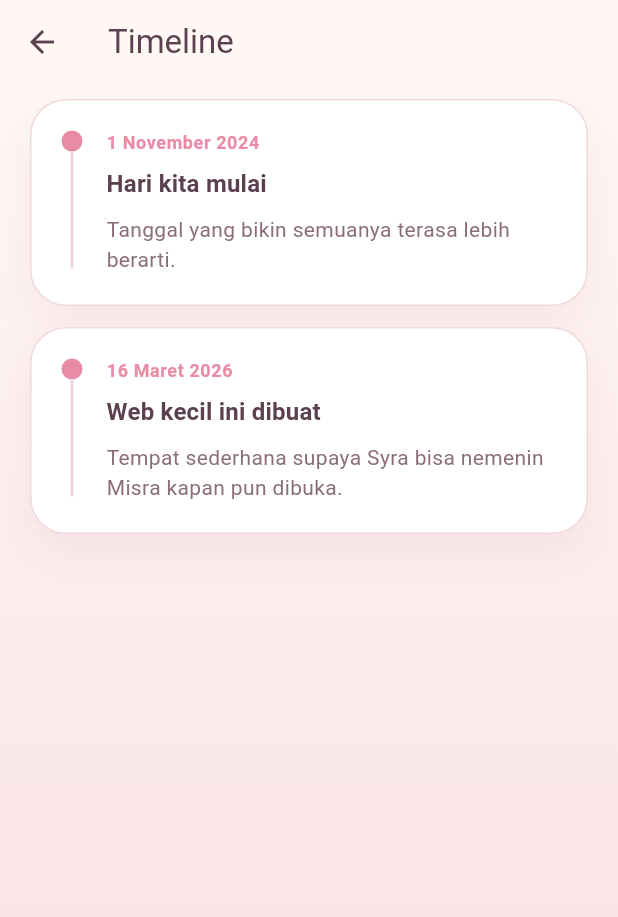
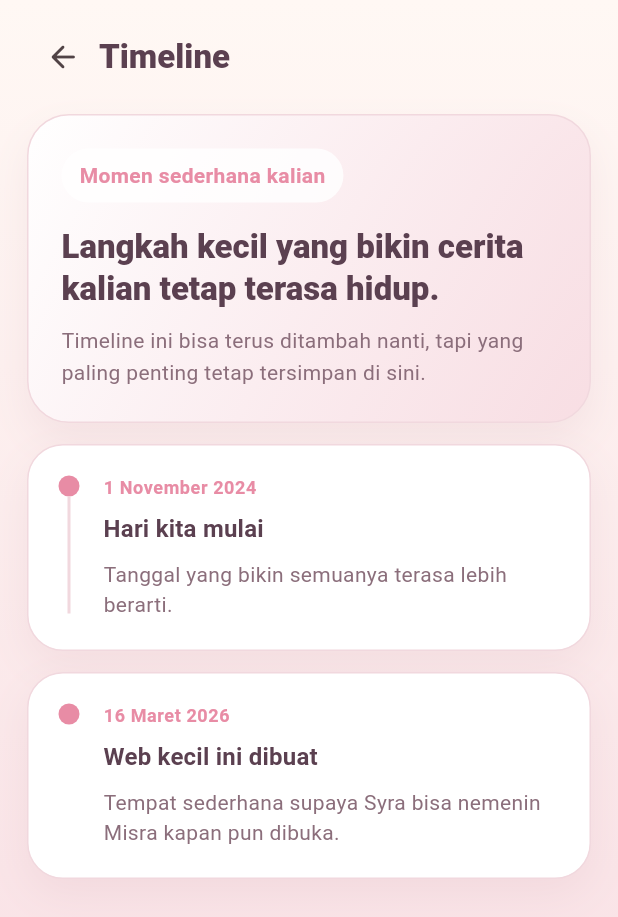
Before and after one commit to Sarif-rex/formisra, a Flutter app: the TimelinePage screen opened by its route, on a phone screen of 412 x 824 dp. Shown: the top 917 px of the screen. Run offline on Flutter 3.47's test engine with Material 3 defaults, Android fonts, the phone set to English and light mode, and no system bars; our stand-ins replace shared_preferences; accounts and stored records are empty.

Commit message:
Polish love counter and timeline pages

```diff
--- a/lib/pages/timeline_page.dart
+++ b/lib/pages/timeline_page.dart
@@ -14,14 +14,101 @@ class TimelinePage extends StatelessWidget {
   @override
   Widget build(BuildContext context) {
     return MobileShell(
-      appBar: AppBar(title: const Text('Timeline')),
       child: ListView.separated(
-        padding: const EdgeInsets.fromLTRB(20, 10, 20, 24),
-        itemCount: TimelineData.items.length,
+        padding: const EdgeInsets.fromLTRB(18, 14, 18, 24),
+        itemCount: TimelineData.items.length + 2,
         separatorBuilder: (_, _) => const SizedBox(height: 14),
         itemBuilder: (context, index) {
-          final entry = TimelineData.items[index];
-          return _TimelineCard(entry: entry);
+          if (index == 0) {
+            return Row(
+              children: [
+                IconButton(
+                  onPressed: () => Navigator.of(context).pop(),
+                  icon: const Icon(Icons.arrow_back_rounded),
+                  tooltip: 'Kembali',
+                ),
+                Expanded(
+                  child: Text(
+                    'Timeline',
+                    style: Theme.of(context).textTheme.titleLarge?.copyWith(
+                          fontWeight: FontWeight.w800,
+                        ),
+                  ),
+                ),
+              ],
+            );
+          }
+
+          if (index == 1) {
+            return Container(
+              width: double.infinity,
+              padding: const EdgeInsets.fromLTRB(22, 22, 22, 22),
+              decoration: BoxDecoration(
+                gradient: LinearGradient(
+                  colors: [
+                    Colors.white,
+                    AppColors.blush.withValues(alpha: 0.9),
+                  ],
+                  begin: Alignment.topLeft,
+                  end: Alignment.bottomRight,
+                ),
+                borderRadius: BorderRadius.circular(28),
+                border: Border.all(color: AppColors.border),
+                boxShadow: const [
+                  BoxShadow(
+                    color: AppColors.shadow,
+                    blurRadius: 22,
+                    offset: Offset(0, 12),
+                  ),
+                ],
+              ),
+              child: Column(
+                crossAxisAlignment: CrossAxisAlignment.start,
+                children: [
+                  Container(
+                    padding: const EdgeInsets.symmetric(
+                      horizontal: 12,
+                      vertical: 8,
+                    ),
+                    decoration: BoxDecoration(
+                      color: Colors.white.withValues(alpha: 0.82),
+                      borderRadius: BorderRadius.circular(18),
+                    ),
+                    child: const Text(
+                      'Momen sederhana kalian',
+                      style: TextStyle(
+                        color: AppColors.rose,
+                        fontWeight: FontWeight.w700,
+                      ),
+                    ),
+                  ),
+                  const SizedBox(height: 16),
+                  Text(
+                    'Langkah kecil yang bikin cerita kalian tetap terasa hidup.',
+                    style: Theme.of(context).textTheme.titleLarge?.copyWith(
+                          fontWeight: FontWeight.w800,
+                          height: 1.25,
+                        ),
+                  ),
+                  const SizedBox(height: 10),
+                  Text(
+                    'Timeline ini bisa terus ditambah nanti, tapi yang paling penting tetap tersimpan di sini.',
+                    style: Theme.of(context).textTheme.bodyMedium?.copyWith(
+                          color: AppColors.mutedText,
+                          height: 1.5,
+                        ),
+                  ),
+                ],
+              ),
+            );
+          }
+
+          final entry = TimelineData.items[index - 2];
+          final isLast = index == TimelineData.items.length + 1;
+          return _TimelineCard(
+            entry: entry,
+            isLast: isLast,
+          );
         },
       ),
     );
@@ -29,9 +116,13 @@ class TimelinePage extends StatelessWidget {
 }
 
 class _TimelineCard extends StatelessWidget {
-  const _TimelineCard({required this.entry});
+  const _TimelineCard({
+    required this.entry,
+    required this.isLast,
+  });
 
   final TimelineEntry entry;
+  final bool isLast;
 
   @override
   Widget build(BuildContext context) {
@@ -49,11 +140,12 @@ class _TimelineCard extends StatelessWidget {
                   shape: BoxShape.circle,
                 ),
               ),
-              Container(
-                width: 2,
-                height: 78,
-                color: AppColors.border,
-              ),
+              if (!isLast)
+                Container(
+                  width: 2,
+                  height: 78,
+                  color: AppColors.border,
+                ),
             ],
           ),
           const SizedBox(width: 16),
```
Also changed, not shown: lib/pages/love_counter_page.dart (+84 -13 lines).
